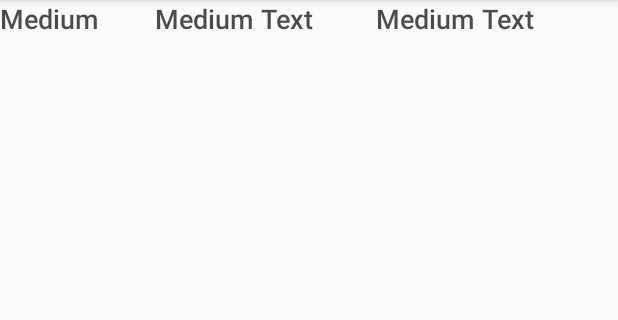
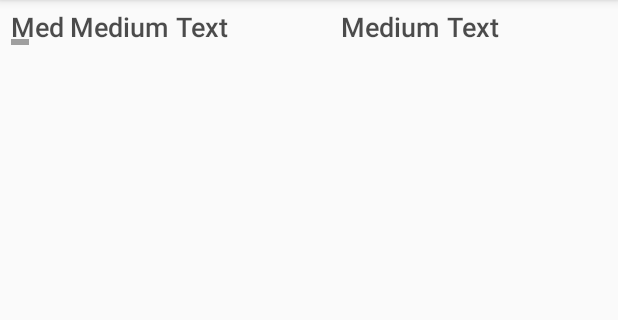
Before and after one commit to elkasvirElka/DocumentSender, an Android app: the layout list_view_item.xml on its own in the app's theme, with its tools: preview values and no code run, on a phone screen of 412 x 824 dp, the part 84-404 px from its top. Run offline under Robolectric (Android 15) with nearby library versions, the phone set to English and light mode, and no system bars.

Commit message:
update design list_view_item

```diff
--- a/app/src/main/res/layout/history.xml
+++ b/app/src/main/res/layout/history.xml
@@ -22,8 +22,7 @@
 
     <android.support.v7.widget.CardView
         android:layout_width="match_parent"
-        android:layout_height="wrap_content"
-        android:layout_margin="10dp">
+        android:layout_height="wrap_content">
 
         <ListView
             android:id="@+id/DocStatus"
--- a/app/src/main/res/layout/list_view_item.xml
+++ b/app/src/main/res/layout/list_view_item.xml
@@ -1,28 +1,51 @@
 <?xml version="1.0" encoding="utf-8"?>
 <LinearLayout xmlns:android="http://schemas.android.com/apk/res/android"
-    android:layout_width="fill_parent"
-    android:layout_height="fill_parent"
-    android:orientation="horizontal" >
+    android:layout_width="match_parent"
+    android:layout_height="wrap_content"
+    android:orientation="horizontal"
+    android:padding="5dp">
+
+    <HorizontalScrollView
+        android:layout_width="0dp"
+        android:layout_height="match_parent"
+        android:layout_weight="1"
+        android:layout_marginEnd="2dp"
+        android:layout_marginStart="2dp">
 
         <TextView
             android:id="@+id/item_col1"
-        android:layout_width="103dp"
-        android:layout_height="25dp"
+            android:layout_width="wrap_content"
+            android:layout_height="match_parent"
             android:text="Medium Text"
             android:textAppearance="?android:attr/textAppearanceMedium" />
+    </HorizontalScrollView>
+
+    <HorizontalScrollView
+        android:layout_width="0dp"
+        android:layout_height="match_parent"
+        android:layout_weight="5"
+        android:layout_marginEnd="2dp"
+        android:layout_marginStart="2dp">
 
         <TextView
             android:id="@+id/item_col2"
-        android:layout_width="147dp"
-        android:layout_height="25dp"
+            android:layout_width="wrap_content"
+            android:layout_height="match_parent"
             android:text="Medium Text"
             android:textAppearance="?android:attr/textAppearanceMedium" />
+    </HorizontalScrollView>
+
+    <HorizontalScrollView
+        android:layout_width="0dp"
+        android:layout_height="match_parent"
+        android:layout_weight="5">
 
         <TextView
             android:id="@+id/item_col3"
-        android:layout_width="134dp"
-        android:layout_height="25dp"
+            android:layout_width="wrap_content"
+            android:layout_height="match_parent"
             android:text="Medium Text"
             android:textAppearance="?android:attr/textAppearanceMedium" />
+    </HorizontalScrollView>
 
 </LinearLayout>
```
Lines whose indentation alone changed are shown as unchanged.
